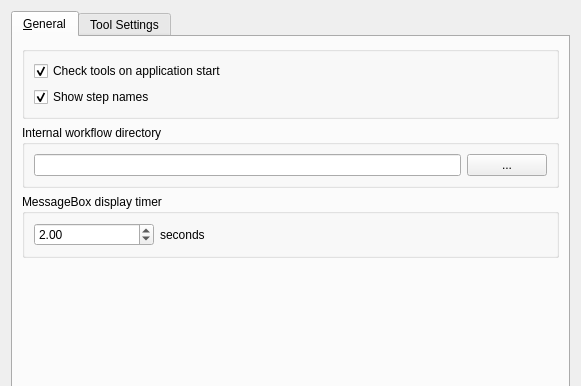
First picture: the form in src/mapclient/view/managers/options/qt/optionsdialog.ui, repository MusculoskeletalAtlasProject/mapclient, before the edit; both pictures show x 0 to 581 and y 0 to 386 of the 581 by 637 pixel window.
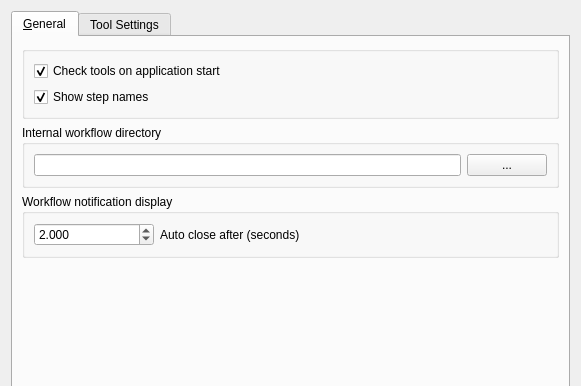
Second picture: the form after the edit.

Diff of the .ui file:
```diff
--- a/src/mapclient/view/managers/options/qt/optionsdialog.ui
+++ b/src/mapclient/view/managers/options/qt/optionsdialog.ui
@@ -88,7 +88,7 @@
        <item>
         <widget class="QGroupBox" name="groupBox_2">
          <property name="title">
-          <string>MessageBox display timer</string>
+          <string>Workflow notification display</string>
          </property>
          <layout class="QHBoxLayout" name="horizontalLayout_2">
           <item>
@@ -99,6 +99,12 @@
               <height>16777215</height>
              </size>
             </property>
+            <property name="toolTip">
+             <string>Setting a value of zero will disable the display of the notification.</string>
+            </property>
+            <property name="decimals">
+             <number>3</number>
+            </property>
             <property name="value">
              <double>2.000000000000000</double>
             </property>
@@ -107,7 +113,7 @@
           <item>
            <widget class="QLabel" name="label">
             <property name="text">
-             <string>seconds</string>
+             <string>Auto close after (seconds)</string>
             </property>
            </widget>
           </item>
```
